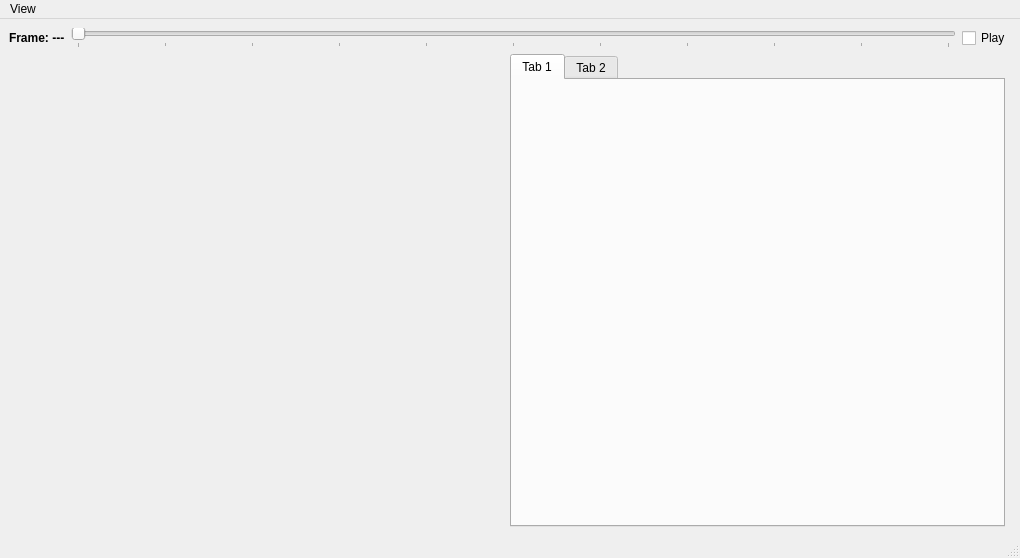
Above: dasv_vis/WdgtDasvVis.ui from Danvil/dasp before the change. Below: the same form after it.
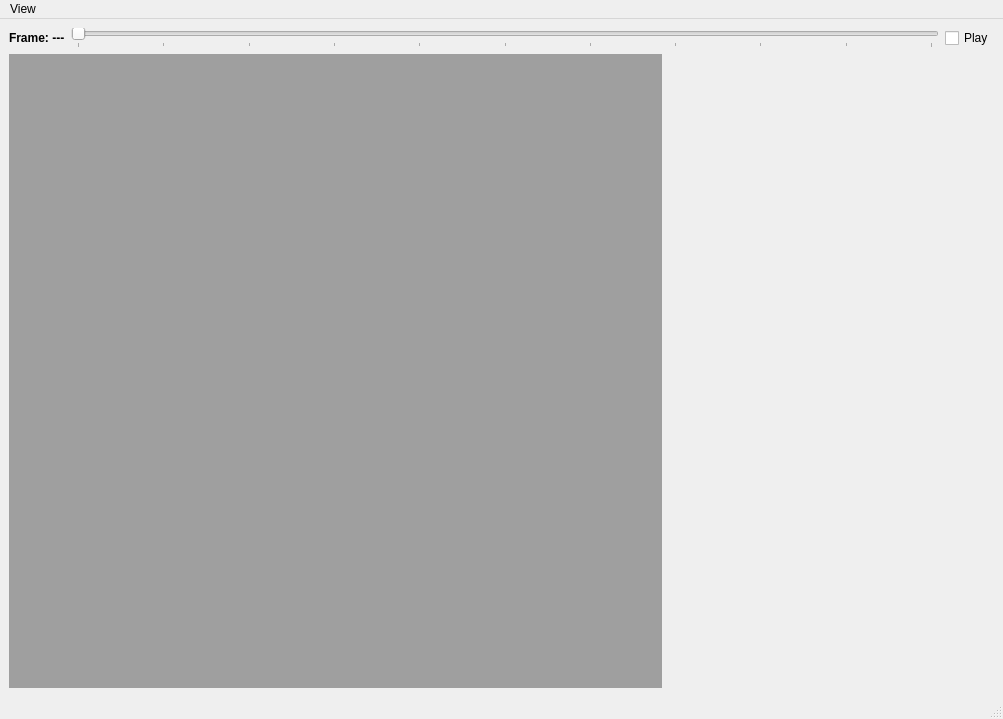
That is the form after the change. Custom widgets are drawn as their Qt base class.

Commit message: dasv vis now uses MDI area instead of tabs

The edit to the form file:
```diff
--- a/dasv_vis/WdgtDasvVis.ui
+++ b/dasv_vis/WdgtDasvVis.ui
@@ -6,8 +6,8 @@
    <rect>
     <x>0</x>
     <y>0</y>
-    <width>1020</width>
-    <height>558</height>
+    <width>1003</width>
+    <height>719</height>
    </rect>
   </property>
   <property name="windowTitle">
@@ -15,22 +15,8 @@
   </property>
   <widget class="QWidget" name="centralwidget">
    <layout class="QGridLayout" name="gridLayout">
-    <item row="1" column="1">
-     <widget class="QTabWidget" name="tabs">
-      <property name="currentIndex">
-       <number>0</number>
-      </property>
-      <widget class="QWidget" name="tab">
-       <attribute name="title">
-        <string>Tab 1</string>
-       </attribute>
-      </widget>
-      <widget class="QWidget" name="tab_2">
-       <attribute name="title">
-        <string>Tab 2</string>
-       </attribute>
-      </widget>
-     </widget>
+    <item row="1" column="0" colspan="2">
+     <widget class="QMdiArea" name="mdiArea"/>
     </item>
     <item row="0" column="0" colspan="3">
      <layout class="QHBoxLayout" name="horizontalLayout">
@@ -78,16 +64,6 @@
       </item>
      </layout>
     </item>
-    <item row="1" column="0">
-     <widget class="Candy::GLSystemQtWindow" name="widgetCandy" native="true">
-      <property name="sizePolicy">
-       <sizepolicy hsizetype="Expanding" vsizetype="Expanding">
-        <horstretch>0</horstretch>
-        <verstretch>0</verstretch>
-       </sizepolicy>
-      </property>
-     </widget>
-    </item>
    </layout>
   </widget>
   <widget class="QMenuBar" name="menubar">
@@ -95,7 +71,7 @@
     <rect>
      <x>0</x>
      <y>0</y>
-     <width>1020</width>
+     <width>1003</width>
      <height>25</height>
     </rect>
    </property>
@@ -172,14 +148,6 @@
    </property>
   </action>
  </widget>
- <customwidgets>
-  <customwidget>
-   <class>Candy::GLSystemQtWindow</class>
-   <extends>QWidget</extends>
-   <header location="global">Candy/System/GLSystemQtWindow.h</header>
-   <container>1</container>
-  </customwidget>
- </customwidgets>
  <resources/>
  <connections/>
 </ui>
```
The commit also changes 2 other files.
